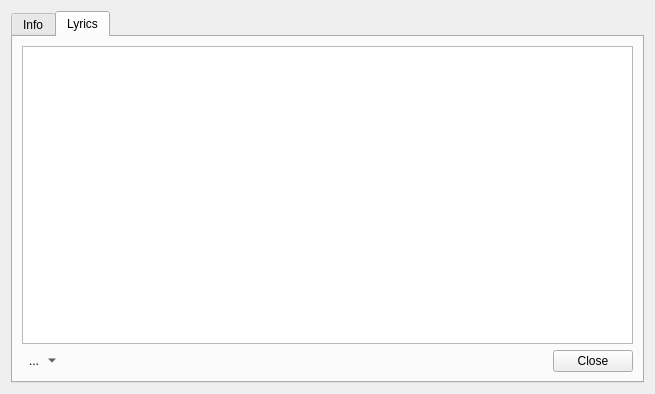
Qt form trunk/GUI/InfoDialog/GUI_InfoDialog.ui (shahid334/sayonara-player) before a commit.
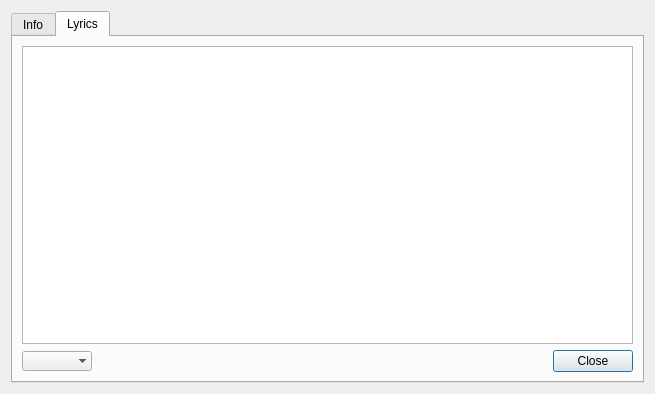
The same form after that commit. The open tabs and pages were chosen to show the change. Custom widgets are drawn as their Qt base class.

What changed in the file:
```diff
--- a/trunk/GUI/InfoDialog/GUI_InfoDialog.ui
+++ b/trunk/GUI/InfoDialog/GUI_InfoDialog.ui
@@ -27,6 +27,9 @@
        <kerning>true</kerning>
       </font>
      </property>
+     <property name="focusPolicy">
+      <enum>Qt::NoFocus</enum>
+     </property>
      <property name="tabPosition">
       <enum>QTabWidget::North</enum>
      </property>
@@ -127,6 +130,9 @@
              <height>220</height>
             </size>
            </property>
+           <property name="focusPolicy">
+            <enum>Qt::NoFocus</enum>
+           </property>
            <property name="text">
             <string/>
            </property>
@@ -158,6 +164,9 @@
        </item>
        <item row="4" column="2">
         <widget class="QPushButton" name="btn_close1">
+         <property name="focusPolicy">
+          <enum>Qt::NoFocus</enum>
+         </property>
          <property name="text">
           <string>Close</string>
          </property>
@@ -228,25 +237,6 @@
          </property>
         </widget>
        </item>
-       <item row="2" column="0">
-        <widget class="LyricMenuButton" name="lmb_server_button">
-         <property name="text">
-          <string>...</string>
-         </property>
-         <property name="popupMode">
-          <enum>QToolButton::MenuButtonPopup</enum>
-         </property>
-         <property name="toolButtonStyle">
-          <enum>Qt::ToolButtonTextOnly</enum>
-         </property>
-         <property name="autoRaise">
-          <bool>true</bool>
-         </property>
-         <property name="arrowType">
-          <enum>Qt::NoArrow</enum>
-         </property>
-        </widget>
-       </item>
        <item row="2" column="2">
         <widget class="QPushButton" name="btn_close">
          <property name="text">
@@ -267,19 +257,25 @@
          </property>
         </spacer>
        </item>
+       <item row="2" column="0">
+        <widget class="QComboBox" name="combo_servers">
+         <property name="currentIndex">
+          <number>-1</number>
+         </property>
+         <property name="minimumContentsLength">
+          <number>0</number>
+         </property>
+         <property name="frame">
+          <bool>false</bool>
+         </property>
+        </widget>
+       </item>
       </layout>
      </widget>
     </widget>
    </item>
   </layout>
  </widget>
- <customwidgets>
-  <customwidget>
-   <class>LyricMenuButton</class>
-   <extends>QToolButton</extends>
-   <header>GUI/LyricMenuButton/LyricMenuButton.h</header>
-  </customwidget>
- </customwidgets>
  <resources/>
  <connections>
   <connection>
```
